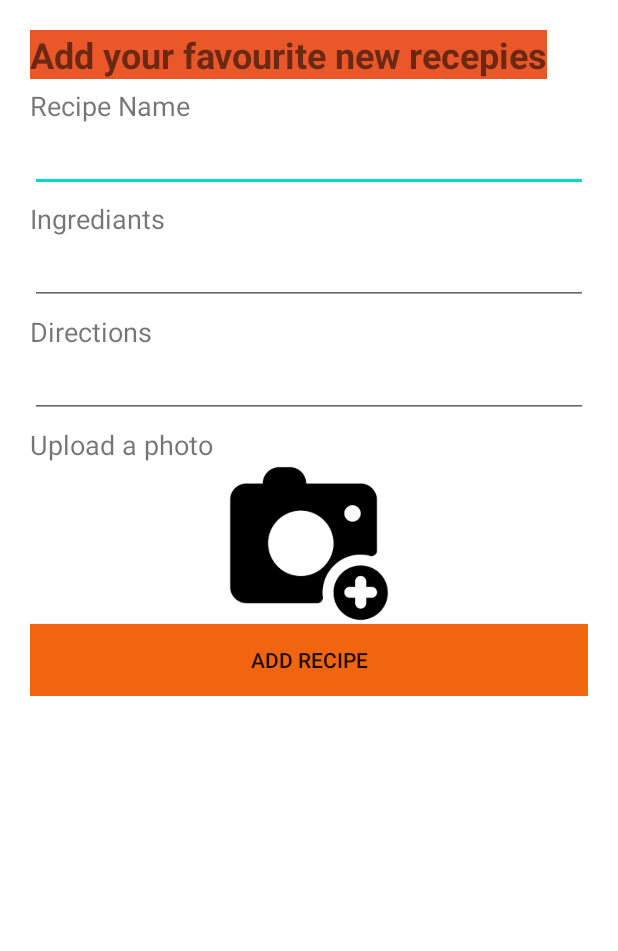
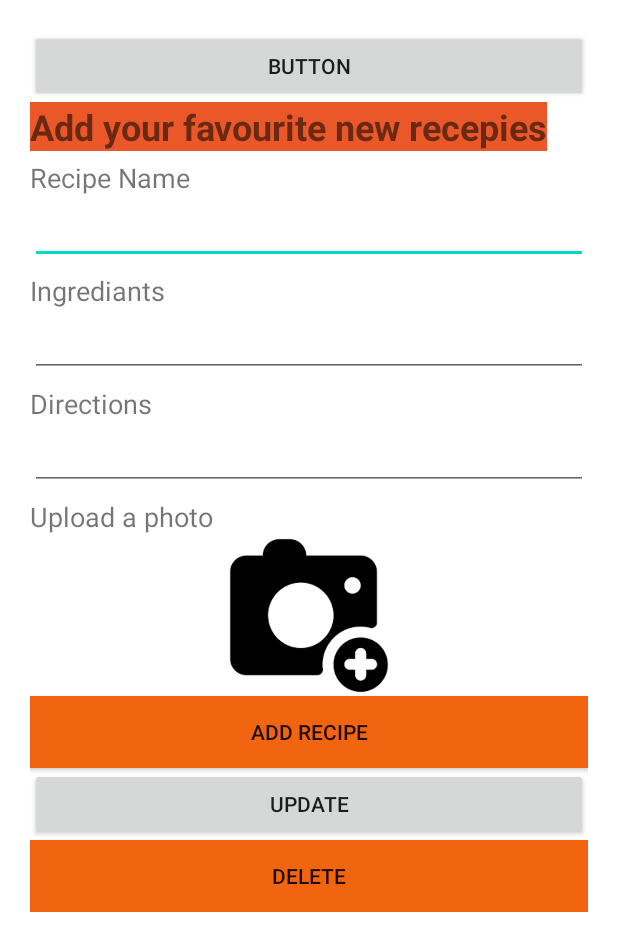
Before and after one commit to ThushanSandeepa/TastyWorld-App, an Android app: the addRecipes screen opened directly, with no data from a screen before it, on a phone screen of 412 x 824 dp. Shown: the top 951 px of the screen. Run offline under Robolectric (Android 15) with nearby library versions, the phone set to English and light mode, and no system bars; our stand-ins replace Firebase (no records; nobody signed in at launch, a user with empty details on screens opened directly).

Commit message:
RecipeManagement

```diff
--- a/app/src/main/res/layout/activity_add_recipes.xml
+++ b/app/src/main/res/layout/activity_add_recipes.xml
@@ -19,6 +19,12 @@
             android:layout_height="match_parent"
             android:orientation="vertical"
             android:padding="20dp">
+
+            <Button
+                android:id="@+id/button3"
+                android:layout_width="match_parent"
+                android:layout_height="wrap_content"
+                android:text="Button" />
 
             <TextView
                 android:id="@+id/txt_topic"
@@ -98,6 +104,19 @@
                 android:background="@color/colorPrimary"
                 android:text="ADD RECIPE" />
 
+            <Button
+                android:id="@+id/Btn_update"
+                android:layout_width="match_parent"
+                android:layout_height="wrap_content"
+                android:text="UPDATE" />
+
+            <Button
+                android:id="@+id/btn_delete"
+                android:layout_width="match_parent"
+                android:layout_height="wrap_content"
+                android:background="@color/colorPrimary"
+                android:text="DELETE" />
+
 
         </LinearLayout>
 
```
Also changed, not shown: app/src/main/res/layout/activity_add_food.xml (+15 -2 lines), app/src/main/res/layout/activity_add_payment.xml (+13 -0 lines).
